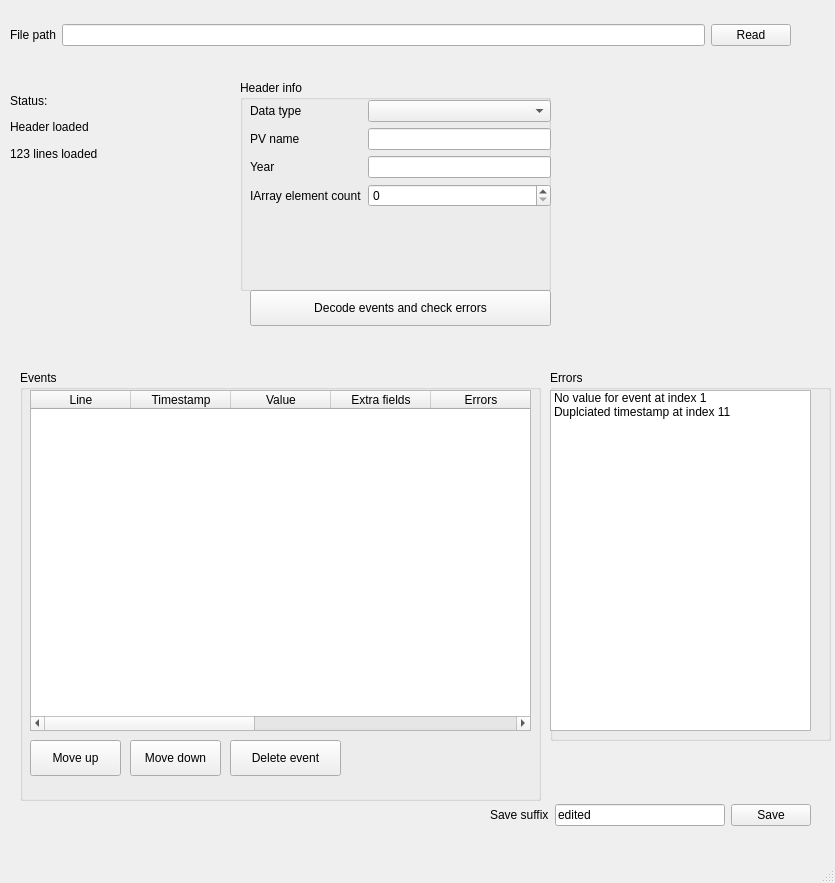
Old version of the form aa/ui/pb_file_inspector.ui in the repository DiamondLightSource/aapy.
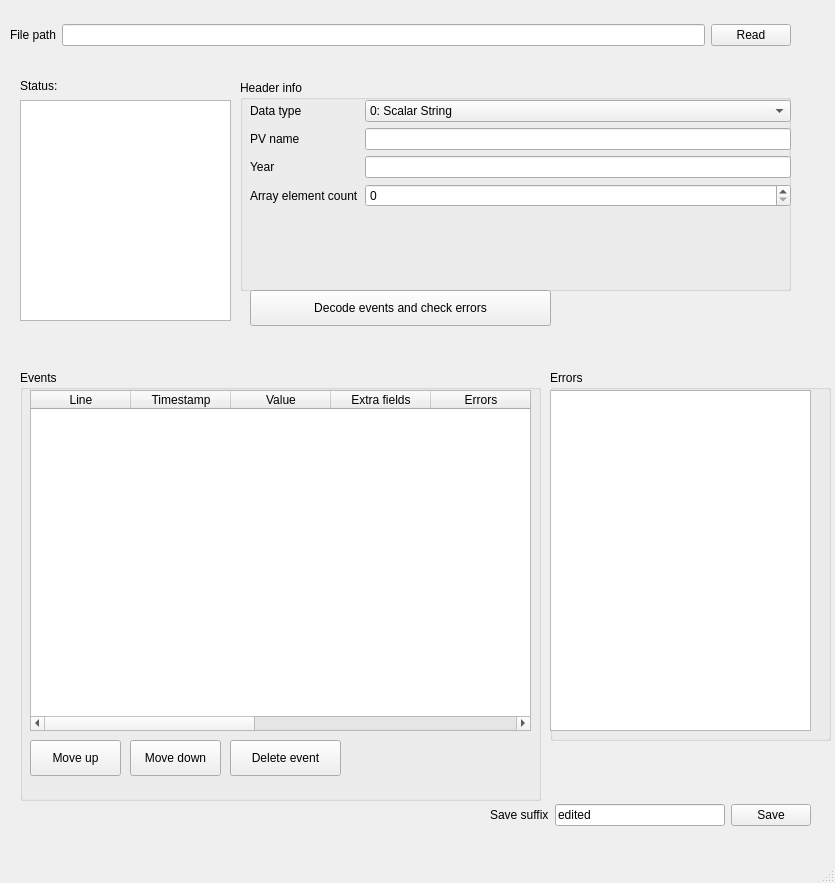
New version of the form.

Commit message: First implementation displaying header info from file

```diff
--- a/aa/ui/pb_file_inspector.ui
+++ b/aa/ui/pb_file_inspector.ui
@@ -10,6 +10,12 @@
     <height>883</height>
    </rect>
   </property>
+  <property name="font">
+   <font>
+    <weight>50</weight>
+    <bold>false</bold>
+   </font>
+  </property>
   <property name="windowTitle">
    <string>Protobuf Fixer</string>
   </property>
@@ -48,7 +54,7 @@
      <rect>
       <x>240</x>
       <y>80</y>
-      <width>311</width>
+      <width>551</width>
       <height>211</height>
      </rect>
     </property>
@@ -60,7 +66,7 @@
       <rect>
        <x>10</x>
        <y>20</y>
-       <width>301</width>
+       <width>541</width>
        <height>171</height>
       </rect>
      </property>
@@ -73,7 +79,83 @@
        </widget>
       </item>
       <item row="0" column="1">
-       <widget class="QComboBox" name="data_type_control"/>
+       <widget class="QComboBox" name="data_type_control">
+        <item>
+         <property name="text">
+          <string>0: Scalar String</string>
+         </property>
+        </item>
+        <item>
+         <property name="text">
+          <string>1: Scalar Short</string>
+         </property>
+        </item>
+        <item>
+         <property name="text">
+          <string>2: Scalar Float</string>
+         </property>
+        </item>
+        <item>
+         <property name="text">
+          <string>3: Scalar Enum</string>
+         </property>
+        </item>
+        <item>
+         <property name="text">
+          <string>4: Scalar Byte</string>
+         </property>
+        </item>
+        <item>
+         <property name="text">
+          <string>5: Scalar Int</string>
+         </property>
+        </item>
+        <item>
+         <property name="text">
+          <string>6: Scalar Double</string>
+         </property>
+        </item>
+        <item>
+         <property name="text">
+          <string>7: Vector String</string>
+         </property>
+        </item>
+        <item>
+         <property name="text">
+          <string>8: Vector Short</string>
+         </property>
+        </item>
+        <item>
+         <property name="text">
+          <string>9: Vector Float</string>
+         </property>
+        </item>
+        <item>
+         <property name="text">
+          <string>10: Vector Enum</string>
+         </property>
+        </item>
+        <item>
+         <property name="text">
+          <string>11: Vector Char</string>
+         </property>
+        </item>
+        <item>
+         <property name="text">
+          <string>12: Vector Int</string>
+         </property>
+        </item>
+        <item>
+         <property name="text">
+          <string>13: Vector Double</string>
+         </property>
+        </item>
+        <item>
+         <property name="text">
+          <string>14: V4 Generic Bytes</string>
+         </property>
+        </item>
+       </widget>
       </item>
       <item row="1" column="0">
        <widget class="QLabel" name="label_4">
@@ -98,12 +180,16 @@
       <item row="3" column="0">
        <widget class="QLabel" name="label_6">
         <property name="text">
-         <string>IArray element count</string>
+         <string>Array element count</string>
         </property>
        </widget>
       </item>
       <item row="3" column="1">
-       <widget class="QSpinBox" name="element_count_control"/>
+       <widget class="QSpinBox" name="element_count_control">
+        <property name="maximum">
+         <number>999999999</number>
+        </property>
+       </widget>
       </item>
      </layout>
     </widget>
@@ -248,39 +334,6 @@
      </item>
     </layout>
    </widget>
-   <widget class="QWidget" name="gridLayoutWidget_3">
-    <property name="geometry">
-     <rect>
-      <x>10</x>
-      <y>90</y>
-      <width>201</width>
-      <height>74</height>
-     </rect>
-    </property>
-    <layout class="QGridLayout" name="gridLayout_3">
-     <item row="0" column="0">
-      <widget class="QLabel" name="label_9">
-       <property name="text">
-        <string>Status:</string>
-       </property>
-      </widget>
-     </item>
-     <item row="1" column="0">
-      <widget class="QLabel" name="label_2">
-       <property name="text">
-        <string>Header loaded</string>
-       </property>
-      </widget>
-     </item>
-     <item row="2" column="0">
-      <widget class="QLabel" name="label_7">
-       <property name="text">
-        <string>123 lines loaded</string>
-       </property>
-      </widget>
-     </item>
-    </layout>
-   </widget>
    <widget class="QGroupBox" name="groupBox_3">
     <property name="geometry">
      <rect>
@@ -302,18 +355,41 @@
        <height>341</height>
       </rect>
      </property>
-     <item>
-      <property name="text">
-       <string>No value for event at index 1</string>
-      </property>
-     </item>
-     <item>
-      <property name="text">
-       <string>Duplciated timestamp at index 11</string>
-      </property>
-     </item>
     </widget>
    </widget>
+   <widget class="QLabel" name="label_9">
+    <property name="geometry">
+     <rect>
+      <x>20</x>
+      <y>70</y>
+      <width>199</width>
+      <height>31</height>
+     </rect>
+    </property>
+    <property name="text">
+     <string>Status:</string>
+    </property>
+   </widget>
+   <widget class="QTextEdit" name="status_box">
+    <property name="geometry">
+     <rect>
+      <x>20</x>
+      <y>100</y>
+      <width>211</width>
+      <height>221</height>
+     </rect>
+    </property>
+    <property name="font">
+     <font>
+      <family>Courier New</family>
+      <weight>75</weight>
+      <bold>true</bold>
+     </font>
+    </property>
+    <property name="readOnly">
+     <bool>true</bool>
+    </property>
+   </widget>
   </widget>
   <widget class="QMenuBar" name="menubar">
    <property name="geometry">
```
Left out of the diff: 8 changed lines with no effect on the pictures. The commit also changes 1 other file.
